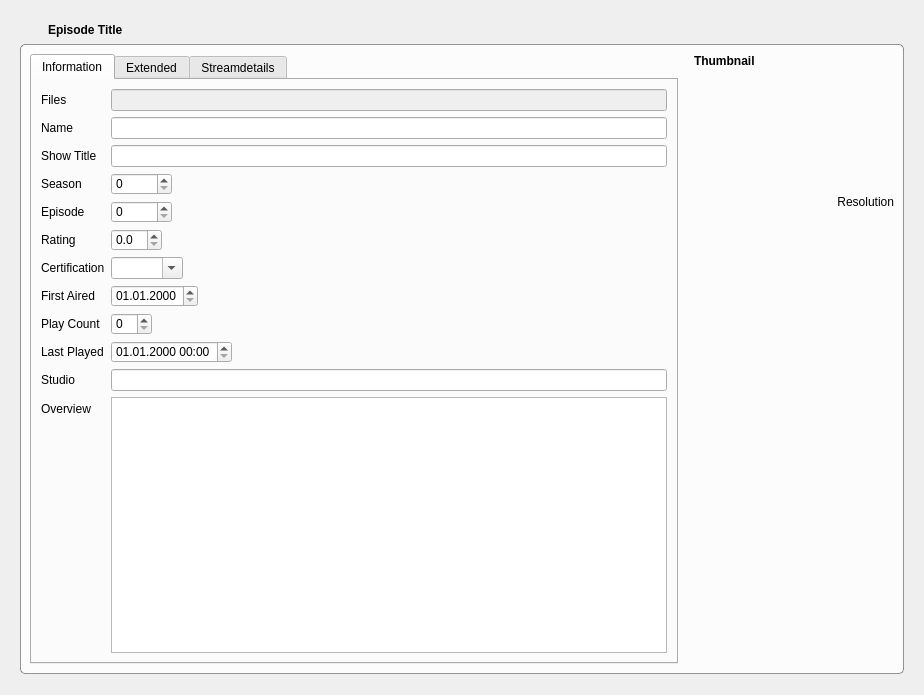
First picture: the form in tvShows/TvShowWidgetEpisode.ui, repository Komet/MediaElch, before the edit.
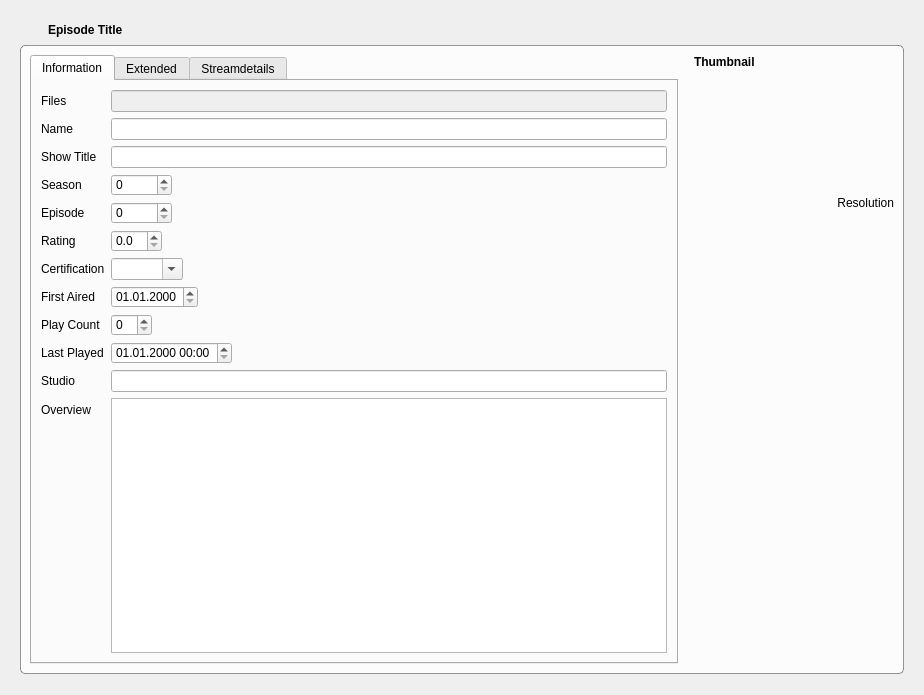
Second picture: the form after the edit. Icons and pictures are not drawn. Custom widgets are drawn as their Qt base class.

What changed in the file:
```diff
--- a/tvShows/TvShowWidgetEpisode.ui
+++ b/tvShows/TvShowWidgetEpisode.ui
@@ -67,6 +67,22 @@
        </property>
       </widget>
      </item>
+     <item>
+      <spacer name="horizontalSpacer_3">
+       <property name="orientation">
+        <enum>Qt::Horizontal</enum>
+       </property>
+       <property name="sizeHint" stdset="0">
+        <size>
+         <width>40</width>
+         <height>20</height>
+        </size>
+       </property>
+      </spacer>
+     </item>
+     <item>
+      <widget class="MediaFlags" name="mediaFlags" native="true"/>
+     </item>
     </layout>
    </item>
    <item>
@@ -807,6 +823,12 @@
    <extends>QLabel</extends>
    <header>smallWidgets/MyLabel.h</header>
   </customwidget>
+  <customwidget>
+   <class>MediaFlags</class>
+   <extends>QWidget</extends>
+   <header>smallWidgets/MediaFlags.h</header>
+   <container>1</container>
+  </customwidget>
  </customwidgets>
  <resources>
   <include location="../MediaElch.qrc"/>
```
